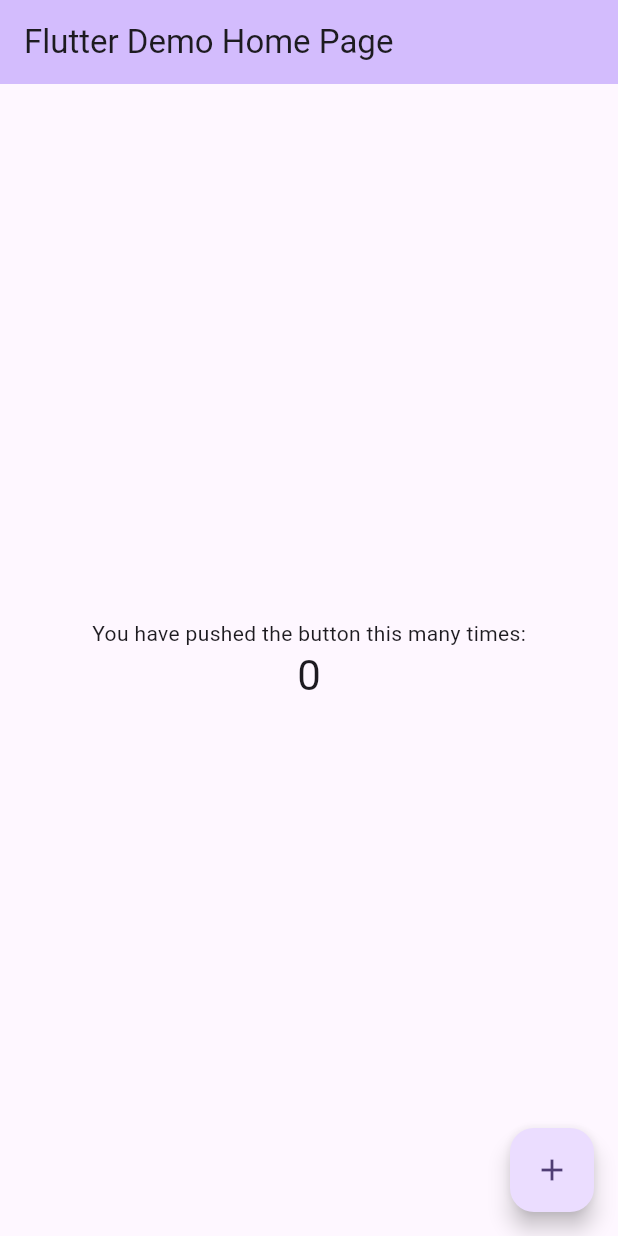
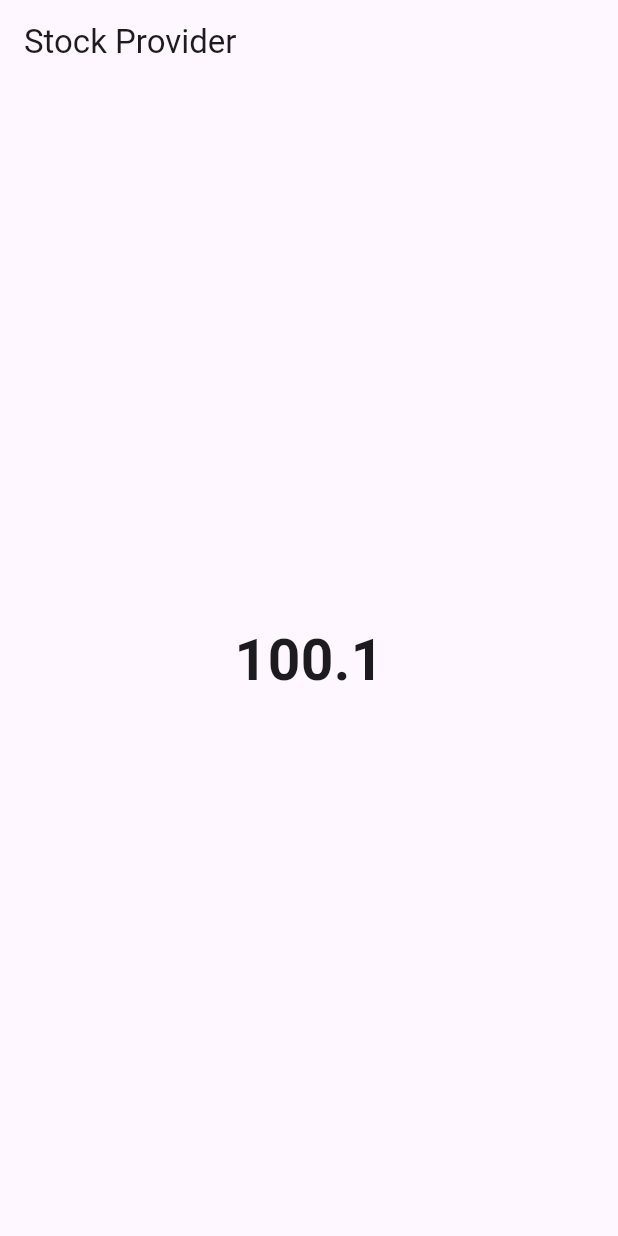
Before and after one commit to Avinash174/Stream-Provider-Riverpod, a Flutter app: the screen it shows after launch, on a phone screen of 412 x 824 dp. Run offline on Flutter 3.47's test engine with Material 3 defaults, Android fonts, the phone set to English and light mode, and no system bars; our stand-ins replace flutter_riverpod.

Commit message:
new code addde

```diff
--- /dev/null
+++ b/lib/home.dart
@@ -0,0 +1,37 @@
+import 'package:flutter/material.dart';
+import 'package:flutter_riverpod/flutter_riverpod.dart';
+import 'package:stream_provider_riverpod/stream_provider.dart';
+
+class HomeScreen extends ConsumerWidget {
+  const HomeScreen({super.key});
+
+  @override
+  Widget build(BuildContext context, WidgetRef ref) {
+    final provider = ref.watch(stockPriceProvider);
+    print('Build');
+    return Scaffold(
+      appBar: AppBar(title: Text('Stock Provider')),
+      body: Consumer(
+        builder: (context, ref, child) {
+          return Center(
+            child: provider.when(
+              data:
+                  (price) => Text(
+                    price.toString(),
+                    style: TextStyle(fontSize: 38, fontWeight: FontWeight.bold),
+                  ),
+              error:
+                  (error, stack) => TextButton(
+                    onPressed: () {
+                      ref.invalidate(stockPriceProvider);
+                    },
+                    child: Text('Error $error'),
+                  ),
+              loading: () => CircularProgressIndicator(),
+            ),
+          );
+        },
+      ),
+    );
+  }
+}
--- a/lib/main.dart
+++ b/lib/main.dart
@@ -1,4 +1,6 @@
 import 'package:flutter/material.dart';
+import 'package:flutter_riverpod/flutter_riverpod.dart';
+import 'package:stream_provider_riverpod/home.dart';
 
 void main() {
   runApp(const MyApp());
@@ -10,113 +12,15 @@ class MyApp extends StatelessWidget {
   // This widget is the root of your application.
   @override
   Widget build(BuildContext context) {
-    return MaterialApp(
-      title: 'Flutter Demo',
-      theme: ThemeData(
-        // This is the theme of your application.
-        //
-        // TRY THIS: Try running your application with "flutter run". You'll see
-        // the application has a purple toolbar. Then, without quitting the app,
-        // try changing the seedColor in the colorScheme below to Colors.green
-        // and then invoke "hot reload" (save your changes or press the "hot
-        // reload" button in a Flutter-supported IDE, or press "r" if you used
-        // the command line to start the app).
-        //
-        // Notice that the counter didn't reset back to zero; the application
-        // state is not lost during the reload. To reset the state, use hot
-        // restart instead.
-        //
-        // This works for code too, not just values: Most code changes can be
-        // tested with just a hot reload.
-        colorScheme: ColorScheme.fromSeed(seedColor: Colors.deepPurple),
+    return ProviderScope(
+      child: MaterialApp(
+        debugShowCheckedModeBanner: false,
+        title: 'Flutter Demo',
+        theme: ThemeData(
+          colorScheme: ColorScheme.fromSeed(seedColor: Colors.deepPurple),
+        ),
+        home: HomeScreen(),
       ),
-      home: const MyHomePage(title: 'Flutter Demo Home Page'),
     );
   }
 }
-
-class MyHomePage extends StatefulWidget {
-  const MyHomePage({super.key, required this.title});
-
-  // This widget is the home page of your application. It is stateful, meaning
-  // that it has a State object (defined below) that contains fields that affect
-  // how it looks.
-
-  // This class is the configuration for the state. It holds the values (in this
-  // case the title) provided by the parent (in this case the App widget) and
-  // used by the build method of the State. Fields in a Widget subclass are
-  // always marked "final".
-
-  final String title;
-
-  @override
-  State<MyHomePage> createState() => _MyHomePageState();
-}
-
-class _MyHomePageState extends State<MyHomePage> {
-  int _counter = 0;
-
-  void _incrementCounter() {
-    setState(() {
-      // This call to setState tells the Flutter framework that something has
-      // changed in this State, which causes it to rerun the build method below
-      // so that the display can reflect the updated values. If we changed
-      // _counter without calling setState(), then the build method would not be
-      // called again, and so nothing would appear to happen.
-      _counter++;
-    });
-  }
-
-  @override
-  Widget build(BuildContext context) {
-    // This method is rerun every time setState is called, for instance as done
-    // by the _incrementCounter method above.
-    //
-    // The Flutter framework has been optimized to make rerunning build methods
-    // fast, so that you can just rebuild anything that needs updating rather
-    // than having to individually change instances of widgets.
-    return Scaffold(
-      appBar: AppBar(
-        // TRY THIS: Try changing the color here to a specific color (to
-        // Colors.amber, perhaps?) and trigger a hot reload to see the AppBar
-        // change color while the other colors stay the same.
-        backgroundColor: Theme.of(context).colorScheme.inversePrimary,
-        // Here we take the value from the MyHomePage object that was created by
-        // the App.build method, and use it to set our appbar title.
-        title: Text(widget.title),
-      ),
-      body: Center(
-        // Center is a layout widget. It takes a single child and positions it
-        // in the middle of the parent.
-        child: Column(
-          // Column is also a layout widget. It takes a list of children and
-          // arranges them vertically. By default, it sizes itself to fit its
-          // children horizontally, and tries to be as tall as its parent.
-          //
-          // Column has various properties to control how it sizes itself and
-          // how it positions its children. Here we use mainAxisAlignment to
-          // center the children vertically; the main axis here is the vertical
-          // axis because Columns are vertical (the cross axis would be
-          // horizontal).
-          //
-          // TRY THIS: Invoke "debug painting" (choose the "Toggle Debug Paint"
-          // action in the IDE, or press "p" in the console), to see the
-          // wireframe for each widget.
-          mainAxisAlignment: MainAxisAlignment.center,
-          children: <Widget>[
-            const Text('You have pushed the button this many times:'),
-            Text(
-              '$_counter',
-              style: Theme.of(context).textTheme.headlineMedium,
-            ),
-          ],
-        ),
-      ),
-      floatingActionButton: FloatingActionButton(
-        onPressed: _incrementCounter,
-        tooltip: 'Increment',
-        child: const Icon(Icons.add),
-      ), // This trailing comma makes auto-formatting nicer for build methods.
-    );
-  }
-}
--- /dev/null
+++ b/lib/stream_provider.dart
@@ -0,0 +1,13 @@
+import 'dart:math';
+import 'package:flutter_riverpod/flutter_riverpod.dart';
+
+final stockPriceProvider = StreamProvider<double>((ref) async* {
+  final random = Random();
+  double currentPrice = 100.0;
+
+  while (true) {
+    await Future.delayed(Duration(seconds: 1));
+    currentPrice += random.nextDouble() * 4 - 2;
+    yield double.parse(currentPrice.toStringAsFixed(2));
+  }
+});
--- a/pubspec.yaml
+++ b/pubspec.yaml
@@ -34,6 +34,8 @@ dependencies:
   # The following adds the Cupertino Icons font to your application.
   # Use with the CupertinoIcons class for iOS style icons.
   cupertino_icons: ^1.0.8
+  riverpod: ^2.6.1
+  flutter_riverpod: ^2.6.1
 
 dev_dependencies:
   flutter_test:
```
Also changed, not shown: pubspec.lock.
